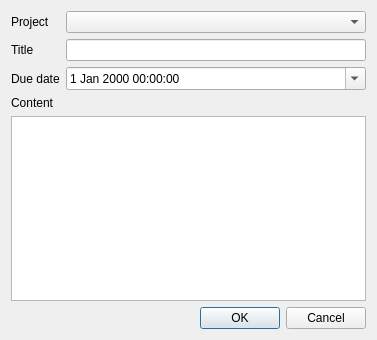
The window that dialogs/dialogtask.ui (crazafimahatratra/golem) describes before a commit, drawn with Qt 5.
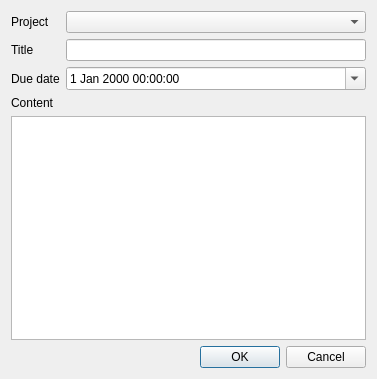
The same window after the commit.

Commit message: Dialogs with textedit : expands vertically

Patch:
```diff
--- a/dialogs/dialogtask.ui
+++ b/dialogs/dialogtask.ui
@@ -7,7 +7,7 @@
     <x>0</x>
     <y>0</y>
     <width>377</width>
-    <height>340</height>
+    <height>379</height>
    </rect>
   </property>
   <property name="windowTitle">
@@ -15,7 +15,7 @@
   </property>
   <layout class="QVBoxLayout" name="verticalLayout">
    <item>
-    <layout class="QFormLayout" name="formLayout">
+    <layout class="QGridLayout" name="gridLayout">
      <item row="0" column="0">
       <widget class="QLabel" name="label">
        <property name="text">
```
The commit also changes 1 other file.
